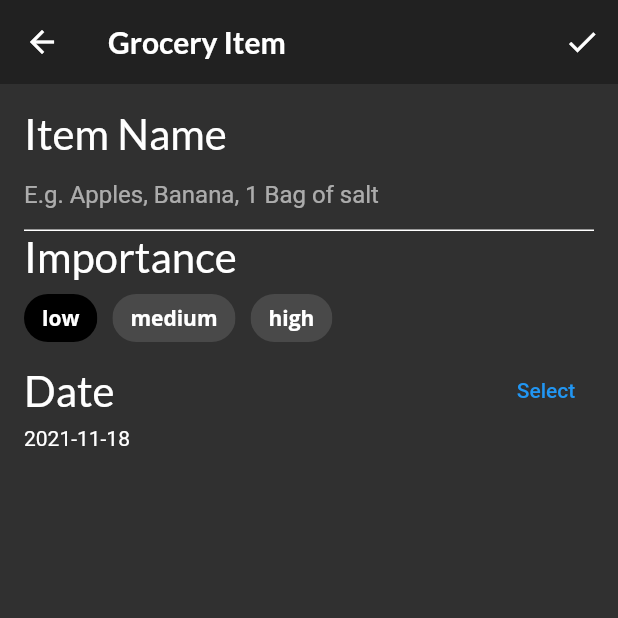
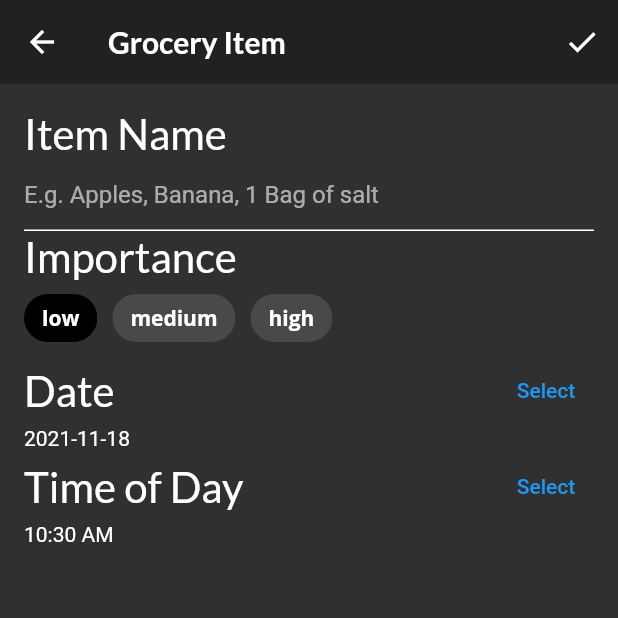
Before and after one commit to AlexandraDamaschin/FooderlichApp, a Flutter app: the screen it shows after launch, item 3 of the bottom bar chosen, after a tap on the "add" icon, on a phone screen of 412 x 824 dp, the top half of it. Run offline on Flutter 3.47's test engine with Material 2 defaults, Android fonts, the phone set to English and light mode, and no system bars; our stand-ins replace flutter_colorpicker, google_fonts.

Commit message:
Create time picker

```diff
--- a/lib/screens/grocery_item_screen.dart
+++ b/lib/screens/grocery_item_screen.dart
@@ -86,7 +86,7 @@ class _GroceryItemScreenState extends State<GroceryItemScreen> {
             buildNameField(),
             buildImportanceField(),
             buildDateField(),
-            // TODO 16: Add time picker
+            buildTimeField(context),
             // TODO 17: Add color picker
             // TODO 18: Add slider
             // TODO: 19: Add Grocery Tile
@@ -213,7 +213,34 @@ class _GroceryItemScreenState extends State<GroceryItemScreen> {
     );
   }
 
-  // TODO: Add buildTimeField()
+  Widget buildTimeField(BuildContext context) {
+    return Column(
+      crossAxisAlignment: CrossAxisAlignment.start,
+      children: [
+        Row(
+          mainAxisAlignment: MainAxisAlignment.spaceBetween,
+          children: [
+            Text(
+              'Time of Day',
+              style: GoogleFonts.lato(fontSize: 28.0),
+            ),
+            TextButton(
+                child: const Text('Select'),
+                onPressed: () async {
+                  final time = await showTimePicker(
+                      context: context, initialTime: TimeOfDay.now());
+                  setState(() {
+                    if (time != null) {
+                      timeOfDay = time;
+                    }
+                  });
+                })
+          ],
+        ),
+        Text(timeOfDay.format(context)),
+      ],
+    );
+  }
 
   // TODO: Add buildColorPicker()
 
```
